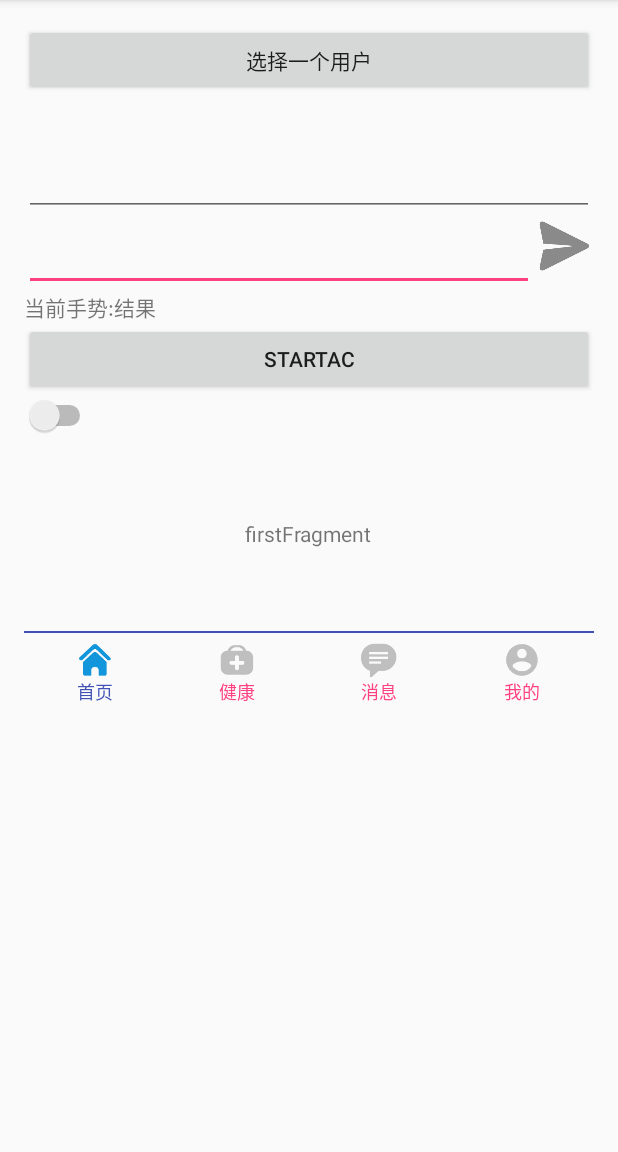
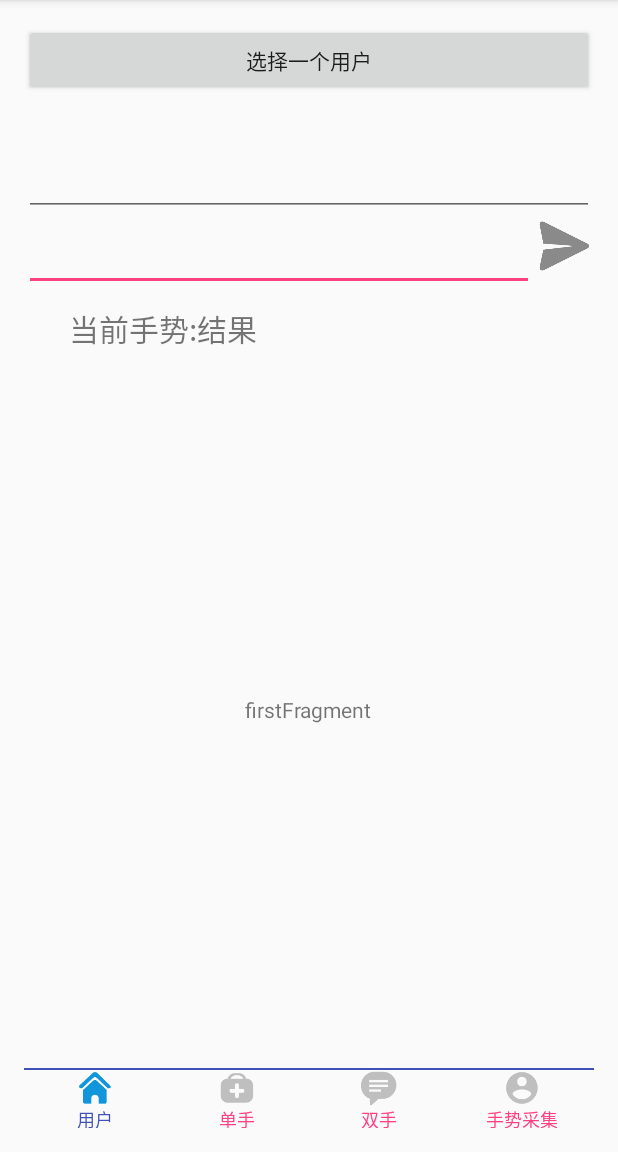
Before and after one commit to wuyukai879293/NdkDemo, an Android app: the screen it shows after launch (MainActivity), on a phone screen of 412 x 824 dp, the part 84-1236 px from its top. Run offline under Robolectric (Android 15) with nearby library versions, the phone set to English and light mode, and no system bars.

Commit message:
update fragment UI

```diff
--- a/app/src/main/java/com/example/wuyukai/ndkdemo/MainActivity.java
+++ b/app/src/main/java/com/example/wuyukai/ndkdemo/MainActivity.java
@@ -160,9 +160,7 @@ public class MainActivity extends AppCompatActivity implements View.OnClickListe
 //        accelerometerSensor.setRunInMainAc();
         //默认启动时加载用户1的数据
 //        accelerometerSensor.genTempTool(context,1);
-        startAc = (Button)findViewById(R.id.startAc);
         pickUser = (Button) findViewById(R.id.pickUser);
-        swithMode = (Switch) findViewById(R.id.modeSwitch);
         mInputEditText = (EditText) findViewById(R.id.editText1);
         mInputEditText.setGravity(Gravity.TOP);
         mInputEditText.setSelection(mInputEditText.getText().length(), mInputEditText.getText().length());
@@ -192,12 +190,12 @@ public class MainActivity extends AppCompatActivity implements View.OnClickListe
             finish();
             return;
         }
-        startAc.setOnClickListener(new View.OnClickListener() {
-            @Override
-            public void onClick(View v) {
-                startAc.setText(mUSER+"");
-            }
-        });
+//        startAc.setOnClickListener(new View.OnClickListener() {
+//            @Override
+//            public void onClick(View v) {
+//                startAc.setText(mUSER+"");
+//            }
+//        });
         pickUser.setOnClickListener(new View.OnClickListener() {
             @Override
             public void onClick(View v) {
@@ -424,7 +422,9 @@ public void onStart() {
                 // 发送消息使用内容的文本编辑控件
                 //TextView view = (TextView) findViewById(R.id.edit_text_out);
 //                String message = "x:" + x + "   " + "y:" + y + "    " + "z:" + z + "    ";
-                String message = "send a message";
+
+//                String message = "send a message";
+                String message = mOutEditText.getText().toString();
                     sendData(message);
             }
         });
--- a/app/src/main/res/layout/content_main.xml
+++ b/app/src/main/res/layout/content_main.xml
@@ -55,66 +55,37 @@
             />
     </LinearLayout>
     <LinearLayout
+        android:layout_marginTop="10dp"
         android:layout_width="match_parent"
         android:layout_height="wrap_content"
         android:layout_below="@+id/send"
         android:id="@+id/out"
         android:orientation="horizontal">
         <TextView
+            android:layout_marginLeft="30dp"
             android:layout_width="wrap_content"
             android:layout_height="match_parent"
             android:id="@+id/outInfo"
-            android:text="当前手势:"/>
+            android:text="当前手势:"
+            android:textSize="20sp"/>
         <TextView
             android:layout_width="match_parent"
             android:layout_height="match_parent"
             android:layout_weight="1"
             android:id="@+id/output"
-            android:text="结果"/>
+            android:text="结果"
+            android:textSize="20sp"/>
     </LinearLayout>
-    <!--<RadioGroup xmlns:android="http://schemas.android.com/apk/res/android"-->
-        <!--android:layout_width="match_parent"-->
-        <!--android:layout_height="wrap_content"-->
-        <!--android:id="@+id/radio"-->
-        <!--android:layout_below="@+id/out"-->
-        <!--android:orientation="horizontal">-->
-        <!--<RadioButton android:id="@+id/radio_common"-->
-            <!--android:layout_width="wrap_content"-->
-            <!--android:layout_height="wrap_content"-->
-            <!--android:layout_weight="1"-->
-            <!--android:text="普通模式"-->
-            <!--android:onClick="onRadioButtonClicked"/>-->
-        <!--<RadioButton android:id="@+id/radio_picture"-->
-            <!--android:layout_width="wrap_content"-->
-            <!--android:layout_height="wrap_content"-->
-            <!--android:layout_weight="1"-->
-            <!--android:text="图片模式"-->
-            <!--android:onClick="onRadioButtonClicked"/>-->
-        <!--<RadioButton android:id="@+id/radio_ppt"-->
-            <!--android:layout_width="wrap_content"-->
-            <!--android:layout_height="wrap_content"-->
-            <!--android:layout_weight="1"-->
-            <!--android:text="PPT模式"-->
-            <!--android:onClick="onRadioButtonClicked"/>-->
-    <!--</RadioGroup>-->
-    <Button
-        android:layout_width="match_parent"
-        android:layout_height="wrap_content"
-        android:id="@+id/startAc"
-        android:layout_below="@+id/radio"
-        android:text="startAc"/>
-   <Switch
-       android:layout_width="wrap_content"
-       android:layout_height="wrap_content"
-       android:id="@+id/modeSwitch"
-       android:layout_below="@+id/startAc"/>
+
     <FrameLayout
         android:id="@+id/main_container"
         android:layout_width="match_parent"
-        android:layout_height="130dp" />
-    <include android:layout_below="@+id/main_container"
+        android:layout_height="180dp"
+        android:layout_weight="1"/>
+    <include
+        android:layout_alignParentBottom="true"
         layout="@layout/layout_bottom"
-        android:layout_height="55dp"
+        android:layout_height="40dp"
         android:layout_width="match_parent" />
 
 </LinearLayout>
--- a/app/src/main/res/layout/layout_bottom.xml
+++ b/app/src/main/res/layout/layout_bottom.xml
@@ -1,7 +1,7 @@
 <?xml version="1.0" encoding="utf-8"?>
 <LinearLayout xmlns:android="http://schemas.android.com/apk/res/android"
     android:orientation="vertical" android:layout_width="match_parent"
-    android:layout_height="45dp">
+    android:layout_height="40dp">
     <View
         android:layout_width="match_parent"
         android:layout_height="1dp"
@@ -34,7 +34,7 @@
                     android:layout_height="wrap_content"
                     android:layout_below="@+id/img_home"
                     android:layout_centerInParent="true"
-                    android:text="首页"
+                    android:text="用户"
                     android:textColor="@color/bottom_text_color_pressed"
                     android:textSize="12sp"/>
             </RelativeLayout>
@@ -63,7 +63,7 @@
                     android:layout_height="wrap_content"
                     android:layout_below="@+id/img_health"
                     android:layout_centerInParent="true"
-                    android:text="健康"
+                    android:text="单手"
                     android:textColor="@color/bottom_text_color_normal"
                     android:textSize="12sp"/>
             </RelativeLayout>
@@ -92,7 +92,7 @@
                     android:layout_height="wrap_content"
                     android:layout_below="@+id/img_msg"
                     android:layout_centerInParent="true"
-                    android:text="消息"
+                    android:text="双手"
                     android:textColor="@color/bottom_text_color_normal"
                     android:textSize="12sp"/>
             </RelativeLayout>
@@ -121,7 +121,7 @@
                     android:layout_height="wrap_content"
                     android:layout_below="@+id/img_usercenter"
                     android:layout_centerInParent="true"
-                    android:text="我的"
+                    android:text="手势采集"
                     android:textColor="@color/bottom_text_color_normal"
                     android:textSize="12sp"/>
             </RelativeLayout>
--- a/app/src/main/res/layout/second_fragment.xml
+++ b/app/src/main/res/layout/second_fragment.xml
@@ -6,8 +6,9 @@
         android:layout_width="match_parent"
         android:layout_height="wrap_content"
         android:id="@+id/radio"
+        android:layout_centerInParent="true"
         android:layout_below="@+id/out"
-        android:orientation="horizontal">
+        android:orientation="vertical">
         <RadioButton android:id="@+id/radio_common"
             android:layout_width="wrap_content"
             android:layout_height="wrap_content"
--- a/app/src/main/res/layout/third_fragment.xml
+++ b/app/src/main/res/layout/third_fragment.xml
@@ -5,5 +5,6 @@
     android:layout_width="wrap_content"
     android:layout_height="wrap_content"
     android:layout_centerInParent="true"
-    android:text="thirdFragment"/>
+    android:text="注意:请将主机握于右手来保证正确的手势匹配.\n蓝牙的连接顺序为:右手手机设置为主机模式→从机连接主机→主机连接PC"
+    android:textSize="20sp"/>
 </RelativeLayout>
```
